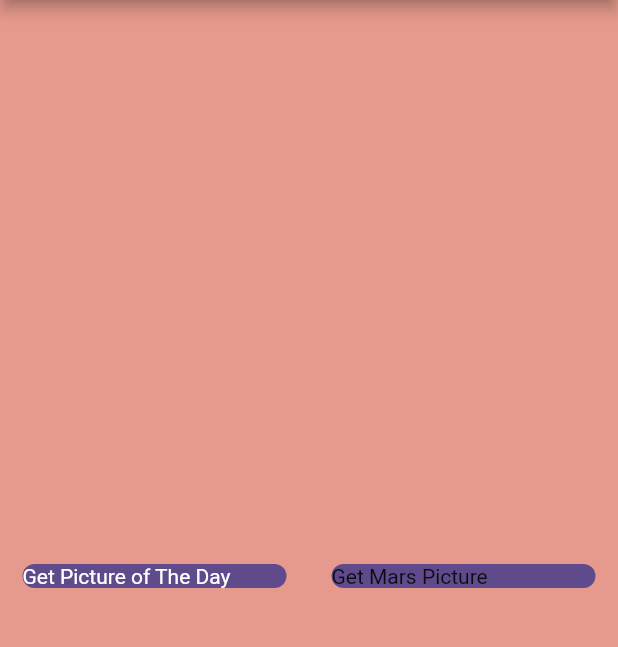
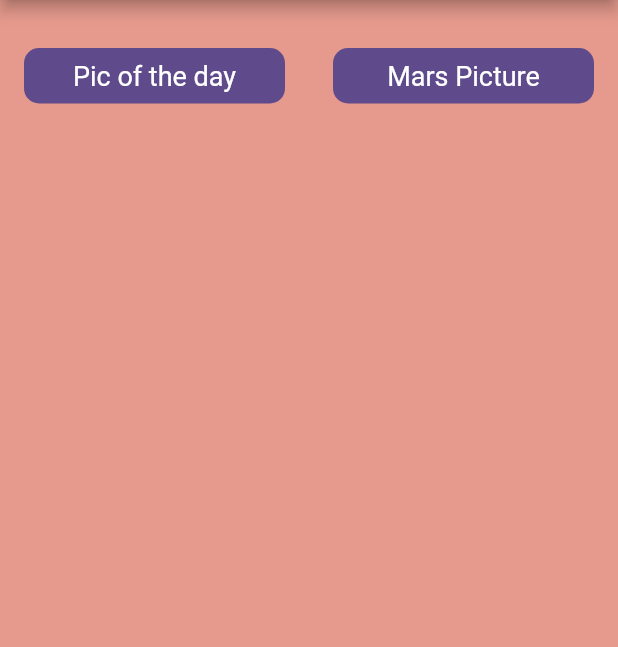
Before and after one commit to Andres-MI/space-app, a Flutter app: the screen it shows after launch, on a phone screen of 412 x 824 dp, the part 84-731 px from its top. Run offline on Flutter 3.47's test engine with Material 2 defaults, Android fonts, the phone set to English and light mode, and no system bars; our stand-ins replace bloc, dartz, dio, equatable, flutter_bloc, get_it and 1 more.

```diff
--- a/lib/features/space_feature/presentation/bloc/nasa_state.dart
+++ b/lib/features/space_feature/presentation/bloc/nasa_state.dart
@@ -14,16 +14,24 @@ class PicOfTheDayLoaded extends NasaState {
   final PictureOfTheDay pictureOfTheDay;
 
   const PicOfTheDayLoaded({required this.pictureOfTheDay});
+
+  @override
+  List<Object> get props => [pictureOfTheDay];
 }
 
 class MarsPicLoaded extends NasaState {
   final MarsPicture marsPicture;
 
   const MarsPicLoaded({required this.marsPicture});
+
+  @override
+  List<Object> get props => [marsPicture];
 }
 
 class NasaError extends NasaState {
   final String message;
 
   const NasaError({required this.message});
+  @override
+  List<Object> get props => [message];
 }
--- a/lib/features/space_feature/presentation/pages/home_page.dart
+++ b/lib/features/space_feature/presentation/pages/home_page.dart
@@ -1,10 +1,10 @@
 import 'package:flutter/material.dart';
 import 'package:flutter_bloc/flutter_bloc.dart';
 import 'package:space_app/core/constants/constants.dart';
+import 'package:space_app/core/enum/camera_type.dart';
 import 'package:space_app/features/space_feature/presentation/bloc/nasa_bloc.dart';
 import 'package:space_app/features/space_feature/presentation/pages/page_a.dart';
 import 'package:space_app/features/space_feature/presentation/pages/page_b.dart';
-import 'package:space_app/features/space_feature/presentation/widgets/home_page_half.dart';
 import 'package:space_app/injection_container.dart';
 
 class HomePage extends StatefulWidget {
@@ -15,23 +15,27 @@ class HomePage extends StatefulWidget {
 }
 
 class _HomePageState extends State<HomePage> {
+  NasaBloc nasaBloc = serviceLocator<NasaBloc>();
+
   @override
   Widget build(BuildContext context) {
     return Scaffold(
-        appBar: AppBar(
-          title: Text('SPACE EXPLORER'),
-        ),
-        body: buildBody(context),
-    backgroundColor: kSecondaryColor,);
+      appBar: AppBar(
+        title: const Text('SPACE EXPLORER'),
+      ),
+      body: buildBody(context),
+      backgroundColor: kSecondaryColor,
+    );
   }
 
   BlocProvider<NasaBloc> buildBody(BuildContext context) {
     return BlocProvider(
-      create: (BuildContext context) => serviceLocator<NasaBloc>(),
+      create: (BuildContext context) => nasaBloc,
       child: BlocListener<NasaBloc, NasaState>(
         listener: (context, state) {
           if (state is PicOfTheDayLoaded) {
-            Navigator.of(context).pushNamed(PageA.screenId, arguments: state.pictureOfTheDay);
+            Navigator.of(context)
+                .pushNamed(PageA.screenId, arguments: state.pictureOfTheDay);
           } else if (state is MarsPicLoaded) {
             Navigator.of(context).pushNamed(PageB.screenId);
           }
@@ -56,11 +60,67 @@ class _HomePageState extends State<HomePage> {
             //   }
             // },
             // ),
-            //const SizedBox(height: 16.0,),
-            const HomePageHalf(),
+            const SizedBox(
+              height: 16.0,
+            ),
+            Row(
+              mainAxisAlignment: MainAxisAlignment.center,
+              children: [
+                Expanded(
+                  child: GestureDetector(
+                    child: Container(
+                      margin: const EdgeInsets.all(16.0),
+                      child: const Padding(
+                        padding: EdgeInsets.all(8.0),
+                        child: Center(
+                          child: Text(
+                            'Pic of the day',
+                            style: TextStyle(fontSize: 18.0, color: Colors.white),
+                          ),
+                        ),
+                      ),
+                      decoration: BoxDecoration(
+                        color: kBasicColor,
+                        borderRadius: BorderRadius.circular(10.0),
+                      ),
+                    ),
+                    onTap: () => dispatchGetPictureOfTheDay(),
+                  ),
+                ),
+                Expanded(
+                  child: GestureDetector(
+                    child: Container(
+                      margin: const EdgeInsets.all(16.0),
+                      child: const Padding(
+                        padding: EdgeInsets.all(8.0),
+                        child: Center(
+                          child: Text(
+                            'Mars Picture',
+                            style: TextStyle(fontSize: 18.0, color: Colors.white),
+                          ),
+                        ),
+                      ),
+                      decoration: BoxDecoration(
+                        color: kBasicColor,
+                        borderRadius: BorderRadius.circular(10.0),
+                      ),
+                    ),
+                    onTap: () => dispatchGetMarsPicture(cameraType: CameraType.NAVCAM),
+                  ),
+                )
+              ],
+            )
           ],
         ),
       ),
     );
   }
+
+  void dispatchGetPictureOfTheDay() {
+    nasaBloc.add(GetPictureOfTheDayEvent());
+  }
+
+  void dispatchGetMarsPicture({required CameraType cameraType}) {
+    nasaBloc.add(GetMarsPictureEvent(cameraType: cameraType));
+  }
 }
```
Also changed, not shown: lib/features/space_feature/presentation/bloc/nasa_bloc.dart (+35 -20 lines), lib/features/space_feature/presentation/pages/page_a.dart (+6 -2 lines), lib/features/space_feature/presentation/pages/page_b.dart (+6 -1 lines).
